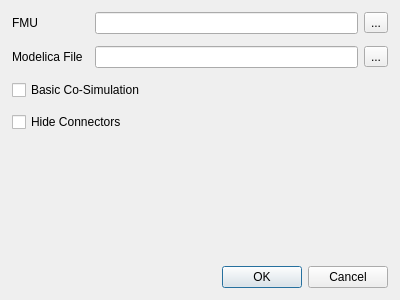
Above: modelica_fmi/src/modelica_fmi/gui/forms/ImportDialog.ui from modelica/Modelica-FMI before the change. Below: the same form after it.
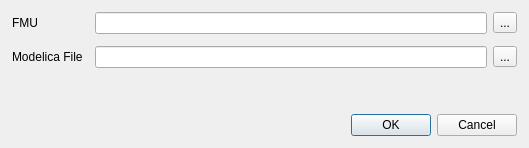
That is the form after the change. Icons and pictures are not drawn.

Commit message: Remove checkboxes from import dialog

Diff of the .ui file:
```diff
--- a/modelica_fmi/src/modelica_fmi/gui/forms/ImportDialog.ui
+++ b/modelica_fmi/src/modelica_fmi/gui/forms/ImportDialog.ui
@@ -6,8 +6,8 @@
    <rect>
     <x>0</x>
     <y>0</y>
-    <width>400</width>
-    <height>300</height>
+    <width>529</width>
+    <height>148</height>
    </rect>
   </property>
   <property name="windowTitle">
@@ -33,6 +33,23 @@
    <property name="spacing">
     <number>12</number>
    </property>
+   <item row="0" column="0">
+    <widget class="QLabel" name="label">
+     <property name="text">
+      <string>FMU</string>
+     </property>
+    </widget>
+   </item>
+   <item row="4" column="0" colspan="2">
+    <widget class="QDialogButtonBox" name="buttonBox">
+     <property name="orientation">
+      <enum>Qt::Orientation::Horizontal</enum>
+     </property>
+     <property name="standardButtons">
+      <set>QDialogButtonBox::StandardButton::Cancel|QDialogButtonBox::StandardButton::Ok</set>
+     </property>
+    </widget>
+   </item>
    <item row="1" column="0">
     <widget class="QLabel" name="mo">
      <property name="text">
@@ -96,14 +113,7 @@
      </layout>
     </widget>
    </item>
-   <item row="0" column="0">
-    <widget class="QLabel" name="label">
-     <property name="text">
-      <string>FMU</string>
-     </property>
-    </widget>
-   </item>
-   <item row="5" column="0">
+   <item row="3" column="0">
     <spacer name="verticalSpacer">
      <property name="orientation">
       <enum>Qt::Orientation::Vertical</enum>
@@ -116,30 +126,6 @@
      </property>
     </spacer>
    </item>
-   <item row="6" column="0" colspan="2">
-    <widget class="QDialogButtonBox" name="buttonBox">
-     <property name="orientation">
-      <enum>Qt::Orientation::Horizontal</enum>
-     </property>
-     <property name="standardButtons">
-      <set>QDialogButtonBox::StandardButton::Cancel|QDialogButtonBox::StandardButton::Ok</set>
-     </property>
-    </widget>
-   </item>
-   <item row="3" column="0" colspan="2">
-    <widget class="QCheckBox" name="basicCheckBox">
-     <property name="text">
-      <string>Basic Co-Simulation</string>
-     </property>
-    </widget>
-   </item>
-   <item row="4" column="0" colspan="2">
-    <widget class="QCheckBox" name="hideConnectorsCheckBox">
-     <property name="text">
-      <string>Hide Connectors</string>
-     </property>
-    </widget>
-   </item>
   </layout>
  </widget>
  <resources>
```
The commit also changes 3 other files.
